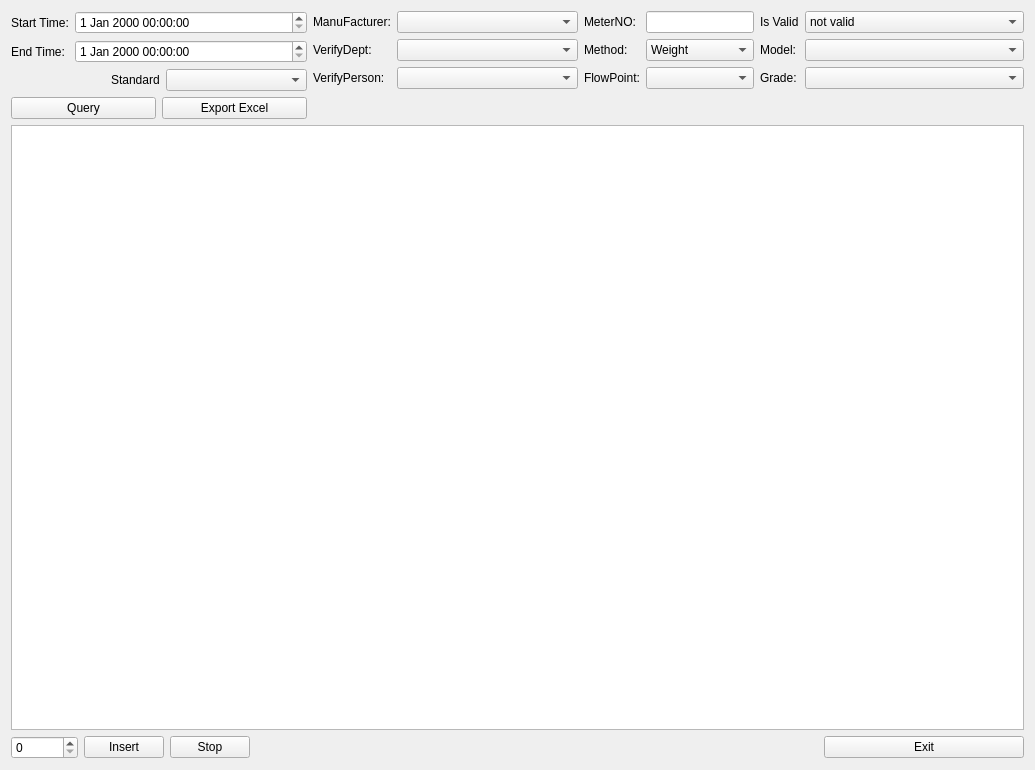
The window that source/resultquery/ui/flowresult.ui (flimmy78/qtverify) describes before a commit, drawn with Qt 5.
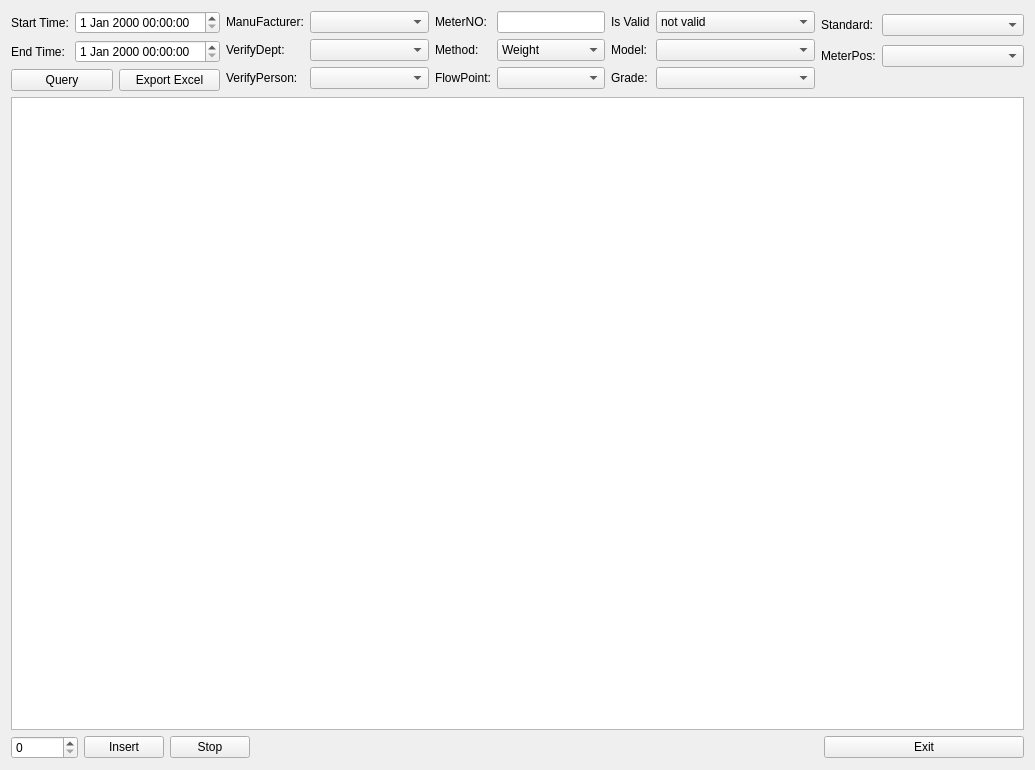
The same window after the commit. Icons and pictures are not drawn.

The edit to the form file:
```diff
--- a/source/resultquery/ui/flowresult.ui
+++ b/source/resultquery/ui/flowresult.ui
@@ -17,10 +17,10 @@
    <iconset resource="../resultquery.qrc">
     <normaloff>:/resultquery/images/flowresult.png</normaloff>:/resultquery/images/flowresult.png</iconset>
   </property>
-  <layout class="QGridLayout" name="gridLayout_5">
+  <layout class="QGridLayout" name="gridLayout_8">
    <item row="0" column="0">
-    <layout class="QVBoxLayout" name="verticalLayout_2">
-     <item>
+    <layout class="QGridLayout" name="gridLayout_6">
+     <item row="0" column="0">
       <layout class="QGridLayout" name="gridLayout">
        <item row="0" column="0">
         <widget class="QLabel" name="label">
@@ -56,39 +56,39 @@
        </item>
       </layout>
      </item>
-     <item>
-      <layout class="QHBoxLayout" name="horizontalLayout_9">
-       <item>
-        <spacer name="horizontalSpacer_4">
-         <property name="orientation">
-          <enum>Qt::Horizontal</enum>
-         </property>
-         <property name="sizeType">
-          <enum>QSizePolicy::Preferred</enum>
-         </property>
-         <property name="sizeHint" stdset="0">
-          <size>
-           <width>100</width>
-           <height>22</height>
-          </size>
-         </property>
-        </spacer>
-       </item>
-       <item>
-        <widget class="QLabel" name="label_11">
+     <item row="1" column="0">
+      <layout class="QGridLayout" name="gridLayout_5">
+       <item row="0" column="0">
+        <widget class="QPushButton" name="btnQuery">
          <property name="sizePolicy">
-          <sizepolicy hsizetype="Fixed" vsizetype="Fixed">
+          <sizepolicy hsizetype="Preferred" vsizetype="Fixed">
            <horstretch>0</horstretch>
            <verstretch>0</verstretch>
           </sizepolicy>
          </property>
+         <property name="minimumSize">
+          <size>
+           <width>100</width>
+           <height>0</height>
+          </size>
+         </property>
          <property name="text">
-          <string>Standard</string>
+          <string>Query</string>
          </property>
         </widget>
        </item>
-       <item>
-        <widget class="QComboBox" name="cmbStandard"/>
+       <item row="0" column="1">
+        <widget class="QPushButton" name="btnExport">
+         <property name="minimumSize">
+          <size>
+           <width>100</width>
+           <height>0</height>
+          </size>
+         </property>
+         <property name="text">
+          <string>Export Excel</string>
+         </property>
+        </widget>
        </item>
       </layout>
      </item>
@@ -334,59 +334,125 @@
      </item>
     </layout>
    </item>
-   <item row="1" column="0">
-    <layout class="QHBoxLayout" name="horizontalLayout_6">
-     <item>
-      <widget class="QPushButton" name="btnQuery">
+   <item row="0" column="4">
+    <layout class="QGridLayout" name="gridLayout_7">
+     <item row="0" column="0">
+      <widget class="QLabel" name="label_11">
        <property name="sizePolicy">
-        <sizepolicy hsizetype="Preferred" vsizetype="Fixed">
+        <sizepolicy hsizetype="Fixed" vsizetype="Fixed">
          <horstretch>0</horstretch>
          <verstretch>0</verstretch>
         </sizepolicy>
        </property>
-       <property name="minimumSize">
-        <size>
-         <width>145</width>
-         <height>0</height>
-        </size>
-       </property>
        <property name="text">
-        <string>Query</string>
+        <string>Standard:</string>
        </property>
       </widget>
      </item>
-     <item>
-      <widget class="QPushButton" name="btnExport">
-       <property name="minimumSize">
-        <size>
-         <width>145</width>
-         <height>0</height>
-        </size>
+     <item row="0" column="1">
+      <widget class="QComboBox" name="cmbStandard"/>
+     </item>
+     <item row="1" column="0">
+      <widget class="QLabel" name="label_13">
+       <property name="sizePolicy">
+        <sizepolicy hsizetype="Fixed" vsizetype="Fixed">
+         <horstretch>0</horstretch>
+         <verstretch>0</verstretch>
+        </sizepolicy>
        </property>
        <property name="text">
-        <string>Export Excel</string>
+        <string>MeterPos:</string>
        </property>
       </widget>
      </item>
+     <item row="1" column="1">
+      <widget class="QComboBox" name="cmbMeterPos">
+       <item>
+        <property name="text">
+         <string/>
+        </property>
+       </item>
+       <item>
+        <property name="text">
+         <string>1</string>
+        </property>
+       </item>
+       <item>
+        <property name="text">
+         <string>2</string>
+        </property>
+       </item>
+       <item>
+        <property name="text">
+         <string>3</string>
+        </property>
+       </item>
+       <item>
+        <property name="text">
+         <string>4</string>
+        </property>
+       </item>
+       <item>
+        <property name="text">
+         <string>5</string>
+        </property>
+       </item>
+       <item>
+        <property name="text">
+         <string>6</string>
+        </property>
+       </item>
+       <item>
+        <property name="text">
+         <string>7</string>
+        </property>
+       </item>
+       <item>
+        <property name="text">
+         <string>8</string>
+        </property>
+       </item>
+       <item>
+        <property name="text">
+         <string>9</string>
+        </property>
+       </item>
+       <item>
+        <property name="text">
+         <string>10</string>
+        </property>
+       </item>
+       <item>
+        <property name="text">
+         <string>11</string>
+        </property>
+       </item>
+       <item>
+        <property name="text">
+         <string>12</string>
+        </property>
+       </item>
+      </widget>
+     </item>
+     <item row="2" column="0" colspan="2">
+      <spacer name="horizontalSpacer">
+       <property name="orientation">
+        <enum>Qt::Horizontal</enum>
+       </property>
+       <property name="sizeHint" stdset="0">
+        <size>
+         <width>148</width>
+         <height>20</height>
+        </size>
+       </property>
+      </spacer>
+     </item>
     </layout>
    </item>
-   <item row="1" column="1" colspan="3">
-    <spacer name="horizontalSpacer_3">
-     <property name="orientation">
-      <enum>Qt::Horizontal</enum>
-     </property>
-     <property name="sizeHint" stdset="0">
-      <size>
-       <width>631</width>
-       <height>22</height>
-      </size>
-     </property>
-    </spacer>
-   </item>
-   <item row="2" column="0" colspan="4">
+   <item row="1" column="0" colspan="5">
     <widget class="QTableView" name="tableView"/>
    </item>
-   <item row="3" column="0" colspan="4">
+   <item row="2" column="0" colspan="5">
     <layout class="QHBoxLayout" name="horizontalLayout_5">
      <item>
       <layout class="QHBoxLayout" name="horizontalLayout">
```
